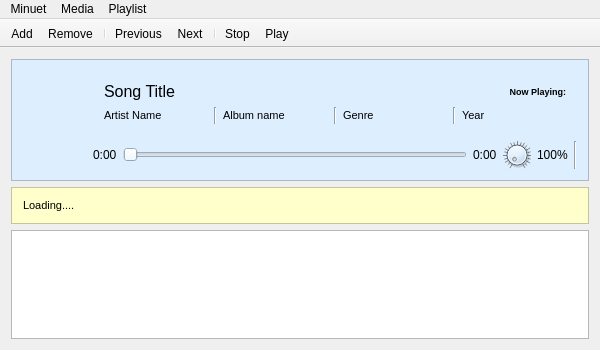
Before: the Qt Designer form mpmainwindow.ui in CISoftwareMaster/Minuet, drawn with Qt 5.
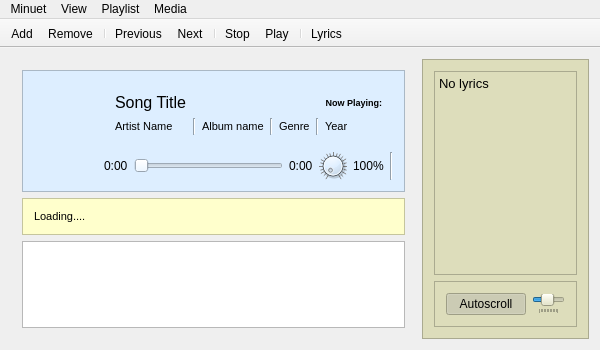
After: the same form once the commit is applied. Icons and pictures are not drawn. Custom widgets are drawn as their Qt base class.

What changed in the file:
```diff
--- a/mpmainwindow.ui
+++ b/mpmainwindow.ui
@@ -38,42 +38,15 @@
    </property>
    <layout class="QGridLayout" name="gridLayout">
     <item row="3" column="0">
-     <widget class="QFrame" name="loadingIndicator">
-      <property name="maximumSize">
-       <size>
-        <width>16777215</width>
-        <height>40</height>
-       </size>
-      </property>
-      <property name="styleSheet">
-       <string notr="true">background: #FFC;</string>
-      </property>
+     <widget class="QFrame" name="controlFrame">
       <property name="frameShape">
-       <enum>QFrame::StyledPanel</enum>
+       <enum>QFrame::NoFrame</enum>
       </property>
       <property name="frameShadow">
        <enum>QFrame::Raised</enum>
       </property>
-      <layout class="QGridLayout" name="gridLayout_3">
-       <item row="0" column="0">
-        <widget class="QLabel" name="label">
-         <property name="font">
-          <font>
-           <pointsize>8</pointsize>
-          </font>
-         </property>
-         <property name="frameShadow">
-          <enum>QFrame::Raised</enum>
-         </property>
-         <property name="text">
-          <string>Loading....</string>
-         </property>
-        </widget>
-       </item>
-      </layout>
-     </widget>
-    </item>
-    <item row="1" column="0" rowspan="2">
+      <layout class="QVBoxLayout" name="verticalLayout">
+       <item>
      <widget class="QFrame" name="currentSongInfo">
       <property name="minimumSize">
        <size>
@@ -101,7 +74,7 @@
       </property>
       <layout class="QGridLayout" name="gridLayout_2">
        <item row="4" column="1">
-        <widget class="QFrame" name="frame">
+           <widget class="QFrame" name="labelFrame">
          <property name="minimumSize">
           <size>
            <width>0</width>
@@ -326,7 +299,43 @@
       </layout>
      </widget>
     </item>
-    <item row="4" column="0">
+       <item>
+        <widget class="QFrame" name="loadingIndicator">
+         <property name="maximumSize">
+          <size>
+           <width>16777215</width>
+           <height>40</height>
+          </size>
+         </property>
+         <property name="styleSheet">
+          <string notr="true">background: #FFC;</string>
+         </property>
+         <property name="frameShape">
+          <enum>QFrame::StyledPanel</enum>
+         </property>
+         <property name="frameShadow">
+          <enum>QFrame::Raised</enum>
+         </property>
+         <layout class="QGridLayout" name="gridLayout_3">
+          <item row="0" column="0">
+           <widget class="QLabel" name="label">
+            <property name="font">
+             <font>
+              <pointsize>8</pointsize>
+             </font>
+            </property>
+            <property name="frameShadow">
+             <enum>QFrame::Raised</enum>
+            </property>
+            <property name="text">
+             <string>Loading....</string>
+            </property>
+           </widget>
+          </item>
+         </layout>
+        </widget>
+       </item>
+       <item>
      <widget class="MPPlaylistTableView" name="playlistView">
       <property name="contextMenuPolicy">
        <enum>Qt::NoContextMenu</enum>
@@ -371,6 +380,88 @@
     </item>
    </layout>
   </widget>
+    </item>
+    <item row="3" column="1">
+     <widget class="QFrame" name="lyricsFrame">
+      <property name="styleSheet">
+       <string notr="true">background: #DDB;</string>
+      </property>
+      <property name="frameShape">
+       <enum>QFrame::StyledPanel</enum>
+      </property>
+      <property name="frameShadow">
+       <enum>QFrame::Raised</enum>
+      </property>
+      <layout class="QVBoxLayout" name="verticalLayout_2">
+       <item>
+        <widget class="QTextBrowser" name="lyricsView">
+         <property name="html">
+          <string>&lt;!DOCTYPE HTML PUBLIC &quot;-//W3C//DTD HTML 4.0//EN&quot; &quot;http://www.w3.org/TR/REC-html40/strict.dtd&quot;&gt;
+&lt;html&gt;&lt;head&gt;&lt;meta name=&quot;qrichtext&quot; content=&quot;1&quot; /&gt;&lt;style type=&quot;text/css&quot;&gt;
+p, li { white-space: pre-wrap; }
+&lt;/style&gt;&lt;/head&gt;&lt;body style=&quot; font-family:'Roboto'; font-size:10pt; font-weight:456; font-style:normal;&quot;&gt;
+&lt;p style=&quot; margin-top:0px; margin-bottom:0px; margin-left:0px; margin-right:0px; -qt-block-indent:0; text-indent:0px;&quot;&gt;No lyrics&lt;/p&gt;&lt;/body&gt;&lt;/html&gt;</string>
+         </property>
+        </widget>
+       </item>
+       <item>
+        <widget class="QFrame" name="frame">
+         <property name="frameShape">
+          <enum>QFrame::StyledPanel</enum>
+         </property>
+         <property name="frameShadow">
+          <enum>QFrame::Raised</enum>
+         </property>
+         <layout class="QGridLayout" name="gridLayout_5">
+          <item row="0" column="1">
+           <widget class="QSlider" name="lyricsDelaySlider">
+            <property name="toolTip">
+             <string>Adjust lyric delay (for autoscroll)</string>
+            </property>
+            <property name="minimum">
+             <number>-300</number>
+            </property>
+            <property name="maximum">
+             <number>300</number>
+            </property>
+            <property name="value">
+             <number>-40</number>
+            </property>
+            <property name="orientation">
+             <enum>Qt::Horizontal</enum>
+            </property>
+            <property name="tickPosition">
+             <enum>QSlider::TicksBelow</enum>
+            </property>
+            <property name="tickInterval">
+             <number>50</number>
+            </property>
+           </widget>
+          </item>
+          <item row="0" column="0">
+           <widget class="QPushButton" name="lyricAutoScrollButton">
+            <property name="toolTip">
+             <string>Automatically scroll the lyrics long with the currently playing sone.</string>
+            </property>
+            <property name="text">
+             <string>Autoscroll</string>
+            </property>
+            <property name="checkable">
+             <bool>true</bool>
+            </property>
+            <property name="checked">
+             <bool>true</bool>
+            </property>
+           </widget>
+          </item>
+         </layout>
+        </widget>
+       </item>
+      </layout>
+     </widget>
+    </item>
+   </layout>
+  </widget>
   <widget class="QMenuBar" name="menuBar">
    <property name="geometry">
     <rect>
@@ -403,9 +494,16 @@
     <addaction name="actionAdd"/>
     <addaction name="actionRemove_from_Playlist"/>
    </widget>
+   <widget class="QMenu" name="menuView">
+    <property name="title">
+     <string>View</string>
+    </property>
+    <addaction name="actionShow_Lyrics"/>
+   </widget>
    <addaction name="menuMusicPlayer"/>
-   <addaction name="menuMedia"/>
+   <addaction name="menuView"/>
    <addaction name="menuPlaylist"/>
+   <addaction name="menuMedia"/>
   </widget>
   <widget class="QToolBar" name="mainToolBar">
    <property name="movable">
@@ -431,6 +529,8 @@
    <addaction name="separator"/>
    <addaction name="actionStop"/>
    <addaction name="actionPausePlay"/>
+   <addaction name="separator"/>
+   <addaction name="actionLyrics"/>
   </widget>
   <action name="actionAdd">
    <property name="text">
@@ -568,6 +668,32 @@
     <string>About Minuet</string>
    </property>
   </action>
+  <action name="actionLyrics">
+   <property name="checkable">
+    <bool>true</bool>
+   </property>
+   <property name="icon">
+    <iconset resource="resources.qrc">
+     <normaloff>:/icons/lyrics.png</normaloff>:/icons/lyrics.png</iconset>
+   </property>
+   <property name="text">
+    <string>Lyrics</string>
+   </property>
+   <property name="toolTip">
+    <string>Show the current song's lyrics.</string>
+   </property>
+  </action>
+  <action name="actionShow_Lyrics">
+   <property name="checkable">
+    <bool>true</bool>
+   </property>
+   <property name="text">
+    <string>Show Lyrics</string>
+   </property>
+   <property name="shortcut">
+    <string>Ctrl+L</string>
+   </property>
+  </action>
  </widget>
  <layoutdefault spacing="6" margin="11"/>
  <customwidgets>
```
Left out of the diff: 40 changed lines with no effect on the pictures. Lines whose indentation alone changed are shown as unchanged.
